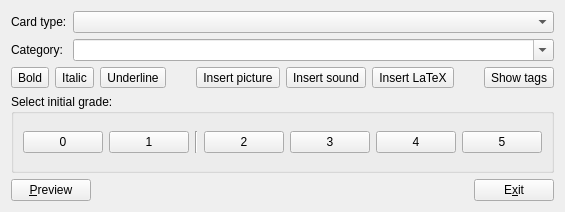
The window that mnemosyne/mnemosyne/pyqt_ui/add_cards_dlg.ui (vasvlad/pomni) describes before a commit, drawn with Qt 5.
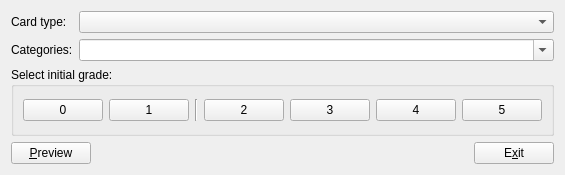
The same window after the commit. Icons and pictures are not drawn.

Commit message: Remove edit toolbar again (too crowded).

Patch:
```diff
--- a/mnemosyne/mnemosyne/pyqt_ui/add_cards_dlg.ui
+++ b/mnemosyne/mnemosyne/pyqt_ui/add_cards_dlg.ui
@@ -6,7 +6,7 @@
     <x>0</x>
     <y>0</y>
     <width>297</width>
-    <height>212</height>
+    <height>175</height>
    </rect>
   </property>
   <property name="windowTitle" >
@@ -37,7 +37,7 @@
        <item row="1" column="0" >
         <widget class="QLabel" name="label" >
          <property name="text" >
-          <string>Category:</string>
+          <string>Categories:</string>
          </property>
         </widget>
        </item>
@@ -56,167 +56,6 @@
        </item>
       </layout>
      </item>
-     <item>
-      <layout class="QHBoxLayout" name="horizontalLayout" >
-       <item>
-        <widget class="QToolButton" name="toolButton" >
-         <property name="text" >
-          <string>Bold</string>
-         </property>
-         <property name="icon" >
-          <iconset resource="mnemosyne.qrc" >
-           <normaloff>:/mnemosyne/pixmaps/bold.png</normaloff>:/mnemosyne/pixmaps/bold.png</iconset>
-         </property>
-         <property name="iconSize" >
-          <size>
-           <width>22</width>
-           <height>22</height>
-          </size>
-         </property>
-         <property name="checkable" >
-          <bool>true</bool>
-         </property>
-        </widget>
-       </item>
-       <item>
-        <widget class="QToolButton" name="toolButton_2" >
-         <property name="text" >
-          <string>Italic</string>
-         </property>
-         <property name="icon" >
-          <iconset resource="mnemosyne.qrc" >
-           <normaloff>:/mnemosyne/pixmaps/italic.png</normaloff>:/mnemosyne/pixmaps/italic.png</iconset>
-         </property>
-         <property name="iconSize" >
-          <size>
-           <width>22</width>
-           <height>22</height>
-          </size>
-         </property>
-         <property name="checkable" >
-          <bool>true</bool>
-         </property>
-        </widget>
-       </item>
-       <item>
-        <widget class="QToolButton" name="toolButton_3" >
-         <property name="text" >
-          <string>Underline</string>
-         </property>
-         <property name="icon" >
-          <iconset resource="mnemosyne.qrc" >
-           <normaloff>:/mnemosyne/pixmaps/underline.png</normaloff>:/mnemosyne/pixmaps/underline.png</iconset>
-         </property>
-         <property name="iconSize" >
-          <size>
-           <width>22</width>
-           <height>22</height>
-          </size>
-         </property>
-         <property name="checkable" >
-          <bool>true</bool>
-         </property>
-        </widget>
-       </item>
-       <item>
-        <spacer name="horizontalSpacer" >
-         <property name="orientation" >
-          <enum>Qt::Horizontal</enum>
-         </property>
-         <property name="sizeHint" stdset="0" >
-          <size>
-           <width>40</width>
-           <height>20</height>
-          </size>
-         </property>
-        </spacer>
-       </item>
-       <item>
-        <widget class="QToolButton" name="toolButton_4" >
-         <property name="text" >
-          <string>Insert picture</string>
-         </property>
-         <property name="icon" >
-          <iconset resource="mnemosyne.qrc" >
-           <normaloff>:/mnemosyne/pixmaps/image.png</normaloff>:/mnemosyne/pixmaps/image.png</iconset>
-         </property>
-         <property name="iconSize" >
-          <size>
-           <width>22</width>
-           <height>22</height>
-          </size>
-         </property>
-        </widget>
-       </item>
-       <item>
-        <widget class="QToolButton" name="toolButton_5" >
-         <property name="text" >
-          <string>Insert sound</string>
-         </property>
-         <property name="icon" >
-          <iconset resource="mnemosyne.qrc" >
-           <normaloff>:/mnemosyne/pixmaps/sound.png</normaloff>:/mnemosyne/pixmaps/sound.png</iconset>
-         </property>
-         <property name="iconSize" >
-          <size>
-           <width>22</width>
-           <height>22</height>
-          </size>
-         </property>
-        </widget>
-       </item>
-       <item>
-        <widget class="QToolButton" name="toolButton_6" >
-         <property name="text" >
-          <string>Insert LaTeX</string>
-         </property>
-         <property name="icon" >
-          <iconset resource="mnemosyne.qrc" >
-           <normaloff>:/mnemosyne/pixmaps/latex.png</normaloff>:/mnemosyne/pixmaps/latex.png</iconset>
-         </property>
-         <property name="iconSize" >
-          <size>
-           <width>22</width>
-           <height>22</height>
-          </size>
-         </property>
-        </widget>
-       </item>
-       <item>
-        <spacer name="horizontalSpacer_2" >
-         <property name="orientation" >
-          <enum>Qt::Horizontal</enum>
-         </property>
-         <property name="sizeHint" stdset="0" >
-          <size>
-           <width>40</width>
-           <height>20</height>
-          </size>
-         </property>
-        </spacer>
-       </item>
-       <item>
-        <widget class="QToolButton" name="toolButton_7" >
-         <property name="text" >
-          <string>Show tags</string>
-         </property>
-         <property name="icon" >
-          <iconset resource="mnemosyne.qrc" >
-           <normaloff>:/mnemosyne/pixmaps/tags.png</normaloff>:/mnemosyne/pixmaps/tags.png</iconset>
-         </property>
-         <property name="iconSize" >
-          <size>
-           <width>22</width>
-           <height>22</height>
-          </size>
-         </property>
-         <property name="checkable" >
-          <bool>true</bool>
-         </property>
-        </widget>
-       </item>
-      </layout>
-     </item>
      <item>
       <widget class="QGroupBox" name="grade_buttons" >
        <property name="title" >
```
The commit also changes 3 other files.
